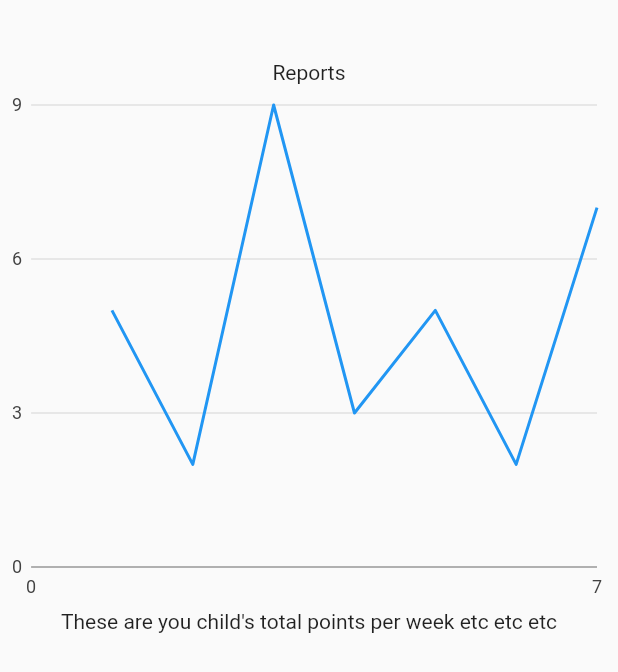
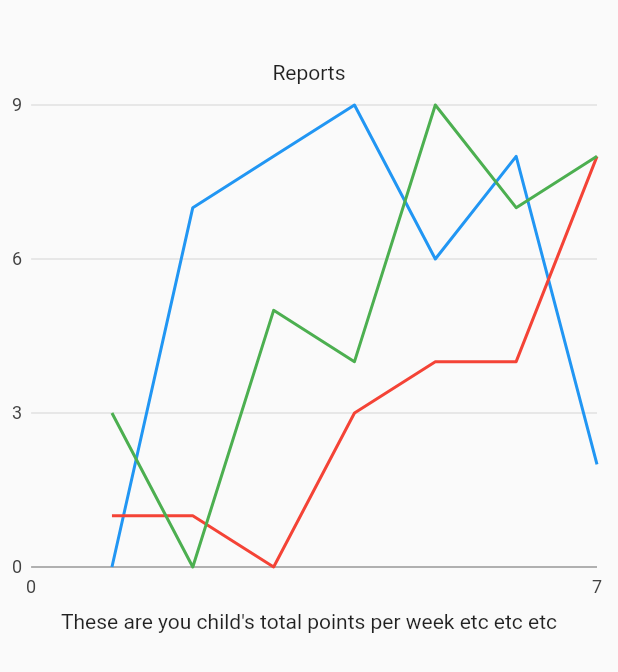
Before and after one commit to EdungDivinefavour/Grounded-V2.0, a Flutter app: the Reports screen opened directly with empty values, on a phone screen of 412 x 824 dp. Shown: the top 672 px of the screen. Run offline on Flutter 3.47's test engine with Material 2 defaults, Android fonts, the phone set to English and light mode, and no system bars; our stand-ins replace adaptive_dialog, charts_flutter, cloud_firestore, firebase_auth, firebase_core, firebase_database and 7 more; missing offline and left inert: cloud_firestore_web, firebase_auth_web, firebase_core_web, firebase_database_web, firebase_messaging_web, firebase_storage_web and 2 more; accounts and stored records are empty; project files that could hold a hidden picture were left out.

```diff
--- a/lib/models/grounded_task.dart
+++ b/lib/models/grounded_task/grounded_task.dart
@@ -3,6 +3,7 @@ import 'package:grounded/constants/enums/math_type.dart';
 import 'package:grounded/constants/enums/question_category.dart';
 import 'package:grounded/models/managers/question_manager.dart';
 import 'package:grounded/models/question/question.dart';
+import 'package:grounded/models/weekly_assignment_data.dart';
 import 'package:json_annotation/json_annotation.dart';
 import 'package:uuid/uuid.dart';
 
@@ -24,7 +25,11 @@ class GroundedTask {
   int get completedQuestions =>
       questions.where((x) => x.hasBeenAnswered).toList().length;
 
+  Question get lastCompletedQuestion =>
+      questions.lastWhere((x) => x.completedTimestap != null);
+
   int get completedPercentage => completedQuestions ~/ questions.length;
+  int get totalPointsGotten => completedQuestions * 10;
 
   GroundedTask({
     required this.id,
@@ -69,6 +74,17 @@ class GroundedTask {
     return task;
   }
 
+  WeeklyAssignmentData? toWeeklyAssignmentData() {
+    if (lastCompletedQuestion.completedTimestap == null) return null;
+
+    return WeeklyAssignmentData(
+      dayOfWeek: DateTime.fromMillisecondsSinceEpoch(
+              lastCompletedQuestion.completedTimestap!)
+          .weekday,
+      count: completedQuestions,
+    );
+  }
+
   factory GroundedTask.fromJson(Map<String, dynamic> json) =>
       _$GroundedTaskFromJson(json);
 
--- a/lib/models/managers/question_manager.dart
+++ b/lib/models/managers/question_manager.dart
@@ -1,4 +1,4 @@
-import 'package:grounded/models/grounded_task.dart';
+import 'package:grounded/models/grounded_task/grounded_task.dart';
 import 'package:grounded/models/question/english/english.dart';
 import 'package:grounded/models/question/math/math.dart';
 
--- a/lib/models/question/question.dart
+++ b/lib/models/question/question.dart
@@ -9,6 +9,7 @@ class Question {
   String? displayedQuestion;
   String? pickedAnswer;
   String? correctAnswer;
+  int? completedTimestap;
 
   bool get hasBeenAnswered => pickedAnswer != null;
 
@@ -17,6 +18,7 @@ class Question {
     this.displayedQuestion,
     this.pickedAnswer,
     this.correctAnswer,
+    this.completedTimestap,
   });
 
   factory Question.fromJson(Map<String, dynamic> json) =>
--- /dev/null
+++ b/lib/models/weekly_assignment_data.dart
@@ -0,0 +1,6 @@
+class WeeklyAssignmentData {
+  final int dayOfWeek; //This is for the day of the week 1 to 7
+  final int count;
+
+  WeeklyAssignmentData({required this.dayOfWeek, required this.count});
+}
--- a/lib/screens/child/home_child.dart
+++ b/lib/screens/child/home_child.dart
@@ -1,6 +1,6 @@
 import 'package:flutter/material.dart';
 import 'package:grounded/components/custom_scaffold.dart';
-import 'package:grounded/models/grounded_task.dart';
+import 'package:grounded/models/grounded_task/grounded_task.dart';
 import 'package:grounded/models/grounded_user/child/child.dart';
 import 'package:grounded/screens/child/solve_task.dart';
 import 'package:grounded/services/firebase/firestore_service.dart';
--- a/lib/screens/child/solve_task.dart
+++ b/lib/screens/child/solve_task.dart
@@ -1,6 +1,6 @@
 import 'package:flutter/material.dart';
 import 'package:grounded/components/custom_scaffold.dart';
-import 'package:grounded/models/grounded_task.dart';
+import 'package:grounded/models/grounded_task/grounded_task.dart';
 
 class SolveTask extends StatefulWidget {
   final GroundedTask task;
--- a/lib/screens/parent/add_task.dart
+++ b/lib/screens/parent/add_task.dart
@@ -3,7 +3,7 @@ import 'package:flutter_easyloading/flutter_easyloading.dart';
 import 'package:grounded/components/custom_scaffold.dart';
 import 'package:grounded/constants/enums/math_type.dart';
 import 'package:grounded/constants/enums/question_category.dart';
-import 'package:grounded/models/grounded_task.dart';
+import 'package:grounded/models/grounded_task/grounded_task.dart';
 import 'package:grounded/models/grounded_user/child/child.dart';
 import 'package:grounded/models/grounded_user/parent/parent.dart';
 import 'package:grounded/services/firebase/firestore_service.dart';
--- a/lib/screens/parent/reports.dart
+++ b/lib/screens/parent/reports.dart
@@ -1,21 +1,14 @@
+import 'dart:math';
+
 import 'package:charts_flutter/flutter.dart' as charts;
 import 'package:flutter/material.dart';
 import 'package:grounded/components/custom_scaffold.dart';
 import 'package:grounded/models/grounded_user/parent/parent.dart';
-
-class WeeklyAssignmentData {
-  final int dayOfWeek; //This is for the day of the week
-  final int count;
-
-  WeeklyAssignmentData({required this.dayOfWeek, required this.count});
-}
+import 'package:grounded/models/weekly_assignment_data.dart';
 
 class Reports extends StatelessWidget {
   final Parent parent;
   const Reports({required this.parent});
-
-  List<charts.Series<dynamic, num>> get seriesList => _createSampleData();
-  final bool animate = true;
 
   @override
   Widget build(BuildContext context) {
@@ -25,21 +18,45 @@ class Reports extends StatelessWidget {
         SizedBox(height: 40),
         Text("Reports"),
         SizedBox(
-            height: 350, child: charts.LineChart(seriesList, animate: animate)),
+          height: 350,
+          child: charts.LineChart(_chartData, animate: true),
+        ),
         Text("These are you child's total points per week etc etc etc"),
       ],
     ));
   }
 
-  static List<charts.Series<WeeklyAssignmentData, int>> _createSampleData() {
+  List<charts.Series<WeeklyAssignmentData, int>> get _chartData {
+    final random = Random();
+
     final data = [
-      WeeklyAssignmentData(dayOfWeek: 1, count: 5),
-      WeeklyAssignmentData(dayOfWeek: 2, count: 2),
-      WeeklyAssignmentData(dayOfWeek: 3, count: 9),
-      WeeklyAssignmentData(dayOfWeek: 4, count: 3),
-      WeeklyAssignmentData(dayOfWeek: 5, count: 5),
-      WeeklyAssignmentData(dayOfWeek: 6, count: 2),
-      WeeklyAssignmentData(dayOfWeek: 7, count: 7),
+      WeeklyAssignmentData(dayOfWeek: 1, count: random.nextInt(10)),
+      WeeklyAssignmentData(dayOfWeek: 2, count: random.nextInt(10)),
+      WeeklyAssignmentData(dayOfWeek: 3, count: random.nextInt(10)),
+      WeeklyAssignmentData(dayOfWeek: 4, count: random.nextInt(10)),
+      WeeklyAssignmentData(dayOfWeek: 5, count: random.nextInt(10)),
+      WeeklyAssignmentData(dayOfWeek: 6, count: random.nextInt(10)),
+      WeeklyAssignmentData(dayOfWeek: 7, count: random.nextInt(10)),
+    ];
+
+    final data2 = [
+      WeeklyAssignmentData(dayOfWeek: 1, count: random.nextInt(10)),
+      WeeklyAssignmentData(dayOfWeek: 2, count: random.nextInt(10)),
+      WeeklyAssignmentData(dayOfWeek: 3, count: random.nextInt(10)),
+      WeeklyAssignmentData(dayOfWeek: 4, count: random.nextInt(10)),
+      WeeklyAssignmentData(dayOfWeek: 5, count: random.nextInt(10)),
+      WeeklyAssignmentData(dayOfWeek: 6, count: random.nextInt(10)),
+      WeeklyAssignmentData(dayOfWeek: 7, count: random.nextInt(10)),
+    ];
+
+    final data3 = [
+      WeeklyAssignmentData(dayOfWeek: 1, count: random.nextInt(10)),
+      WeeklyAssignmentData(dayOfWeek: 2, count: random.nextInt(10)),
+      WeeklyAssignmentData(dayOfWeek: 3, count: random.nextInt(10)),
+      WeeklyAssignmentData(dayOfWeek: 4, count: random.nextInt(10)),
+      WeeklyAssignmentData(dayOfWeek: 5, count: random.nextInt(10)),
+      WeeklyAssignmentData(dayOfWeek: 6, count: random.nextInt(10)),
+      WeeklyAssignmentData(dayOfWeek: 7, count: random.nextInt(10)),
     ];
 
     return [
@@ -49,6 +66,20 @@ class Reports extends StatelessWidget {
         domainFn: (WeeklyAssignmentData assignment, _) => assignment.dayOfWeek,
         measureFn: (WeeklyAssignmentData assignment, _) => assignment.count,
         data: data,
+      ),
+      charts.Series<WeeklyAssignmentData, int>(
+        id: 'Sales',
+        colorFn: (_, __) => charts.MaterialPalette.red.shadeDefault,
+        domainFn: (WeeklyAssignmentData assignment, _) => assignment.dayOfWeek,
+        measureFn: (WeeklyAssignmentData assignment, _) => assignment.count,
+        data: data2,
+      ),
+      charts.Series<WeeklyAssignmentData, int>(
+        id: 'Sales',
+        colorFn: (_, __) => charts.MaterialPalette.green.shadeDefault,
+        domainFn: (WeeklyAssignmentData assignment, _) => assignment.dayOfWeek,
+        measureFn: (WeeklyAssignmentData assignment, _) => assignment.count,
+        data: data3,
       )
     ];
   }
--- a/lib/services/firebase/firestore_service.dart
+++ b/lib/services/firebase/firestore_service.dart
@@ -1,5 +1,5 @@
 import 'package:cloud_firestore/cloud_firestore.dart';
-import 'package:grounded/models/grounded_task.dart';
+import 'package:grounded/models/grounded_task/grounded_task.dart';
 import 'package:grounded/models/grounded_user/child/child.dart';
 import 'package:grounded/models/grounded_user/parent/parent.dart';
 import 'package:grounded/services/local_storage/local_storage.dart';
```
Also changed, not shown: lib/models/grounded_task/grounded_task.g.dart (renamed from lib/models/grounded_task.g.dart), lib/models/question/english/english.g.dart, lib/models/question/math/math.g.dart, lib/models/question/question.g.dart, 2 other files.
